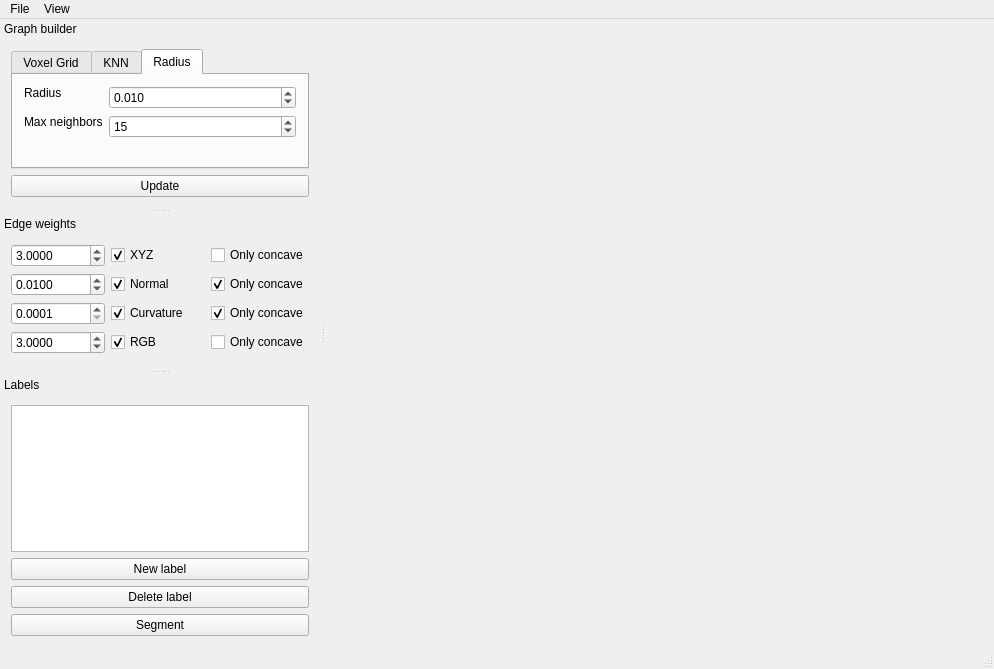
The window that gui/main_window.ui (taketwo/tcs) describes before a commit, drawn with Qt 5.
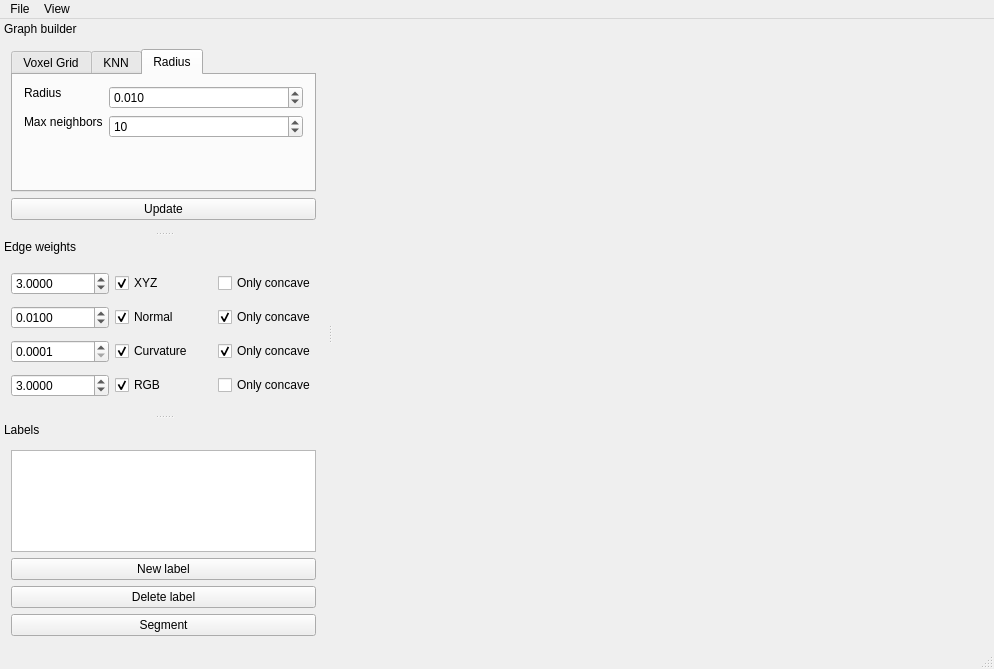
The same window after the commit. Custom widgets are drawn as their Qt base class.

Commit message: Add a menu item to save computed segmentation

What changed in the file:
```diff
--- a/gui/main_window.ui
+++ b/gui/main_window.ui
@@ -75,7 +75,7 @@
    <property name="minimumSize">
     <size>
      <width>320</width>
-     <height>189</height>
+     <height>212</height>
     </size>
    </property>
    <property name="features">
@@ -236,7 +236,7 @@
             <number>30</number>
            </property>
            <property name="value">
-            <number>15</number>
+            <number>10</number>
            </property>
           </widget>
          </item>
@@ -276,8 +276,8 @@
    </property>
    <property name="minimumSize">
     <size>
-     <width>320</width>
-     <height>155</height>
+     <width>327</width>
+     <height>177</height>
     </size>
    </property>
    <property name="features">
```
Left out of the diff: 26 changed lines with no effect on the pictures. The commit also changes 2 other files.
